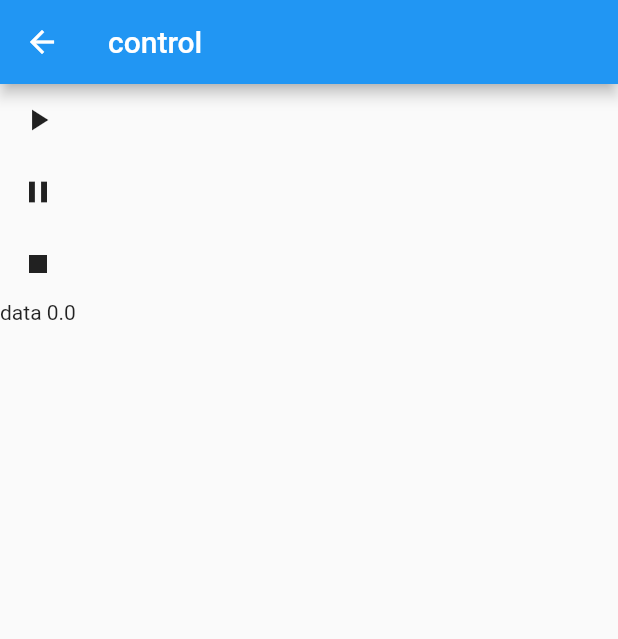
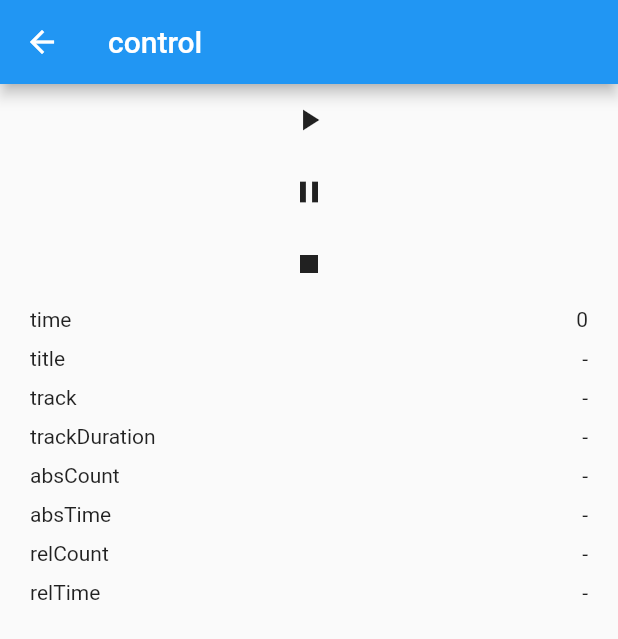
Before and after one commit to chuxia98/dlna_demo, a Flutter app: the DlnaVideoControl screen opened directly, on a phone screen of 412 x 824 dp. Shown: the top 639 px of the screen. Run offline on Flutter 3.47's test engine with Material 2 defaults, Android fonts, the phone set to English and light mode, and no system bars; missing offline and left inert: dlna.

```diff
--- a/lib/dlna_video_control.dart
+++ b/lib/dlna_video_control.dart
@@ -1,7 +1,32 @@
+import 'dart:async';
+
 import 'package:dlna_demo/dlna_control.dart';
 import 'package:flutter/material.dart';
 
-class DlnaVideoControl extends StatelessWidget {
+class DlnaVideoControl extends StatefulWidget {
+  @override
+  _DlnaVideoControlState createState() => _DlnaVideoControlState();
+}
+
+class _DlnaVideoControlState extends State<DlnaVideoControl> {
+  StreamSubscription subscription;
+
+  @override
+  void initState() {
+    super.initState();
+    subscription = DlnaConrol.shared.stream.listen(streamListener);
+  }
+
+  void streamListener(event) {
+    print('object -- ');
+  }
+
+  @override
+  void dispose() {
+    subscription.cancel();
+    super.dispose();
+  }
+
   @override
   Widget build(BuildContext context) {
     return Scaffold(
@@ -29,11 +54,30 @@ class DlnaVideoControl extends StatelessWidget {
             },
           ),
           Container(
-            height: 100,
+            // height: 100,
+            padding: EdgeInsets.symmetric(horizontal: 20),
             child: StreamBuilder(
               stream: DlnaConrol.shared.stream,
               builder: (context, snap) {
-                return Text('data ${DlnaConrol.shared.percent}');
+                final shared = DlnaConrol.shared;
+                final info = shared.info;
+                return Column(
+                  mainAxisSize: MainAxisSize.min,
+                  crossAxisAlignment: CrossAxisAlignment.start,
+                  children: [
+                    _Item(title: 'time', subtitle: '${shared.count}'),
+                    _Item(title: 'title', subtitle: info?.title ?? '-'),
+                    _Item(title: 'track', subtitle: info?.track ?? '-'),
+                    _Item(
+                      title: 'trackDuration',
+                      subtitle: info?.trackDuration ?? '-',
+                    ),
+                    _Item(title: 'absCount', subtitle: info?.absCount ?? '-'),
+                    _Item(title: 'absTime', subtitle: info?.absTime ?? '-'),
+                    _Item(title: 'relCount', subtitle: info?.relCount ?? '-'),
+                    _Item(title: 'relTime', subtitle: info?.relTime ?? '-'),
+                  ],
+                );
               },
             ),
           ),
@@ -42,3 +86,27 @@ class DlnaVideoControl extends StatelessWidget {
     );
   }
 }
+
+class _Item extends StatelessWidget {
+  final String title;
+  final String subtitle;
+
+  _Item({
+    this.title,
+    this.subtitle,
+  });
+
+  @override
+  Widget build(BuildContext context) {
+    return Container(
+      padding: EdgeInsets.symmetric(vertical: 5),
+      child: Row(
+        mainAxisAlignment: MainAxisAlignment.spaceBetween,
+        children: [
+          Text(title),
+          Text(subtitle),
+        ],
+      ),
+    );
+  }
+}
```
Also changed, not shown: lib/dlna_control.dart (+15 -8 lines), lib/main.dart (+10 -0 lines).
